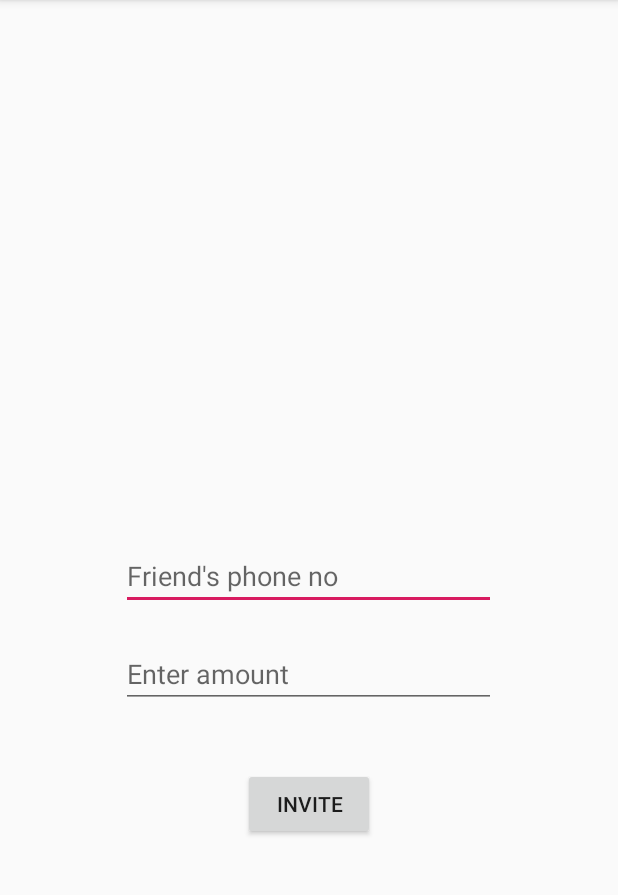
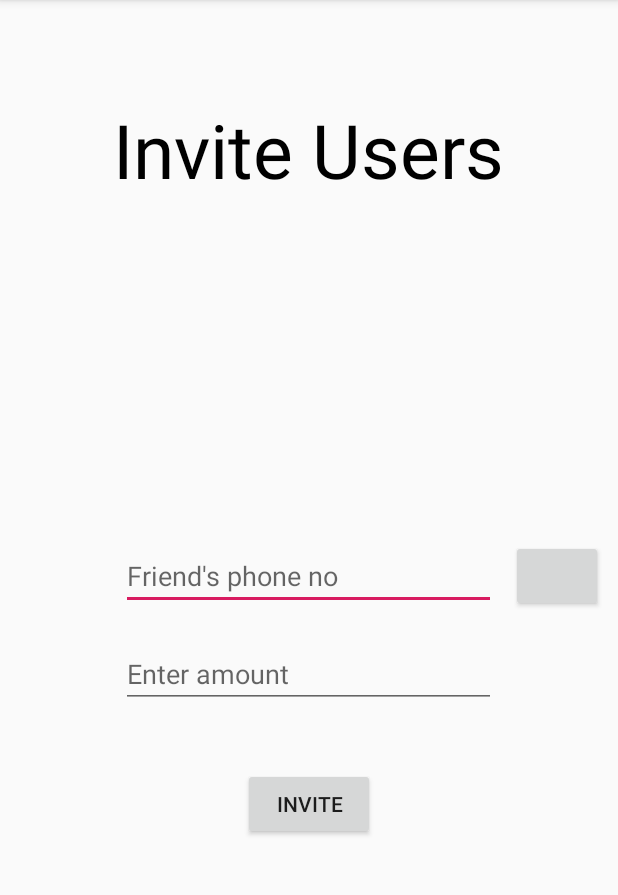
Before and after one commit to achuth10/AGSH, an Android app: the Invites screen opened directly, with no data from a screen before it, on a phone screen of 412 x 824 dp, the part 84-979 px from its top. Run offline under Robolectric (Android 15) with nearby library versions, the phone set to English and light mode, and no system bars; our stand-ins replace Firebase (no records; nobody signed in at launch, a user with empty details on screens opened directly).

```diff
--- a/app/src/main/java/com/example/agsh/Adapters/InviteAdapter.java
+++ b/app/src/main/java/com/example/agsh/Adapters/InviteAdapter.java
@@ -13,6 +13,7 @@ import androidx.recyclerview.widget.RecyclerView;
 
 import com.example.agsh.Models.InvitedUser;
 import com.example.agsh.R;
+import com.example.agsh.SendMoney;
 import com.example.agsh.Temp;
 
 import java.util.ArrayList;
@@ -65,7 +66,7 @@ public InviteAdapter(Context context, ArrayList<InvitedUser> invitedUsers)
         public void onClick(View v) {
             if(v.getId()==pay.getId())
             {
-                Intent i = new Intent(v.getContext(), Temp.class);
+                Intent i = new Intent(v.getContext(), SendMoney.class);
                 i.putExtra("Uuid",user.getBy());
                 i.putExtra("Amt",user.getAmt());
                 i.addFlags(Intent.FLAG_ACTIVITY_NEW_TASK);
--- a/app/src/main/java/com/example/agsh/SignUp.java
+++ b/app/src/main/java/com/example/agsh/SignUp.java
@@ -56,7 +56,7 @@ String emailtxt,passtxt;
                                         Toast.LENGTH_SHORT).show();
                             } else {
                                 startActivity(new Intent(SignUp.this, Dashboard.class));
-                                final User user = new User(emailtxt, name.getText().toString(), number.getText().toString(),"0",mauth.getUid());
+                                final User user = new User(emailtxt, name.getText().toString(), number.getText().toString(),"0",mauth.getUid(),"0","0");
                                 UserDatabaseReference.child(mauth.getUid()).child("Details").setValue(user);
                                 finish();
                             }
--- a/app/src/main/res/layout/activity_invites.xml
+++ b/app/src/main/res/layout/activity_invites.xml
@@ -5,7 +5,15 @@
     android:layout_width="match_parent"
     android:layout_height="match_parent"
     tools:context=".Invites">
-
+    <TextView
+        android:layout_width="wrap_content"
+        android:layout_height="wrap_content"
+        android:layout_above="@id/InviteNumber"
+        android:layout_centerHorizontal="true"
+        android:layout_marginBottom="228dp"
+        android:textSize="50dp"
+        android:textColor="#000000"
+        android:text="Invite Users" />
     <EditText
         android:layout_width="250dp"
         android:layout_height="wrap_content"
@@ -13,7 +21,14 @@
         android:layout_centerHorizontal="true"
         android:layout_centerVertical="true"
         android:hint="Friend's phone no"/>
-
+    <Button
+        android:layout_width="wrap_content"
+        android:layout_height="wrap_content"
+        android:id="@+id/Phonebook"
+        android:layout_toRightOf="@id/InviteNumber"
+        android:layout_centerVertical="true"
+        android:layout_margin="10dp"
+        />
     <EditText
         android:layout_width="250dp"
         android:layout_height="wrap_content"
```
Also changed, not shown: app/src/main/java/com/example/agsh/AddBalance.java (+15 -0 lines), app/src/main/java/com/example/agsh/Dashboard.java (+12 -1 lines), app/src/main/java/com/example/agsh/Invites.java (+52 -3 lines), app/src/main/java/com/example/agsh/Models/User.java (+22 -2 lines), app/src/main/java/com/example/agsh/SendMoney.java (+39 -34 lines), app/src/main/res/layout/activity_add_balance.xml (+12 -0 lines), app/src/main/res/layout/activity_dashboard.xml (+6 -3 lines), app/src/main/res/layout/activity_send_money.xml (+11 -0 lines).
